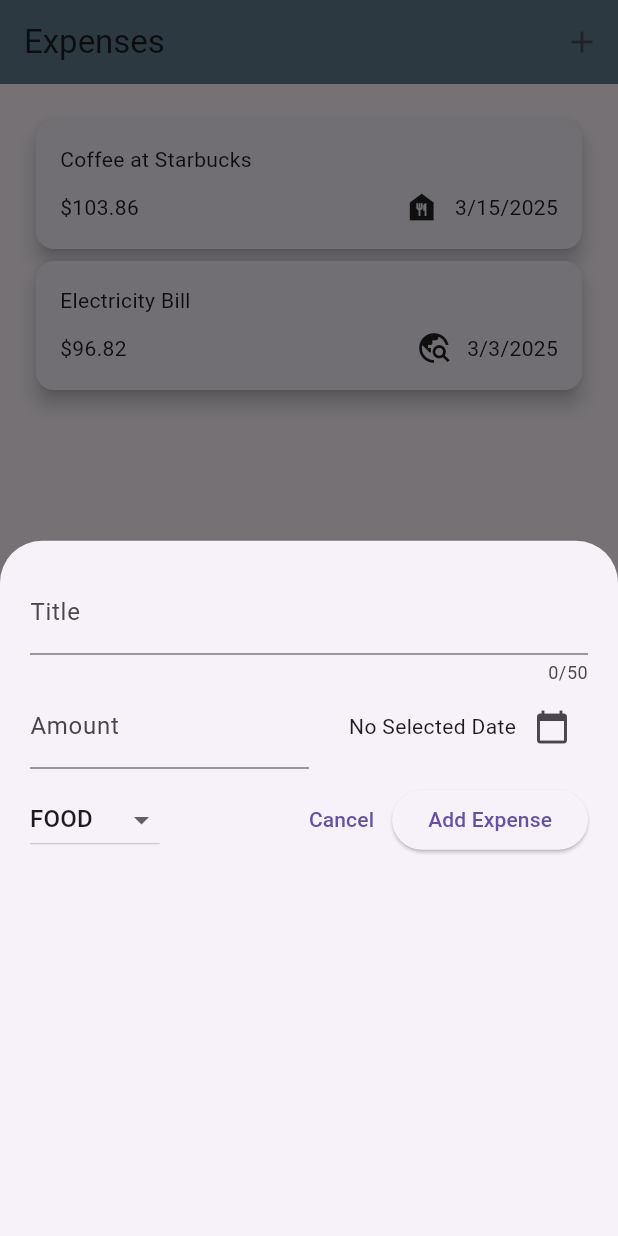
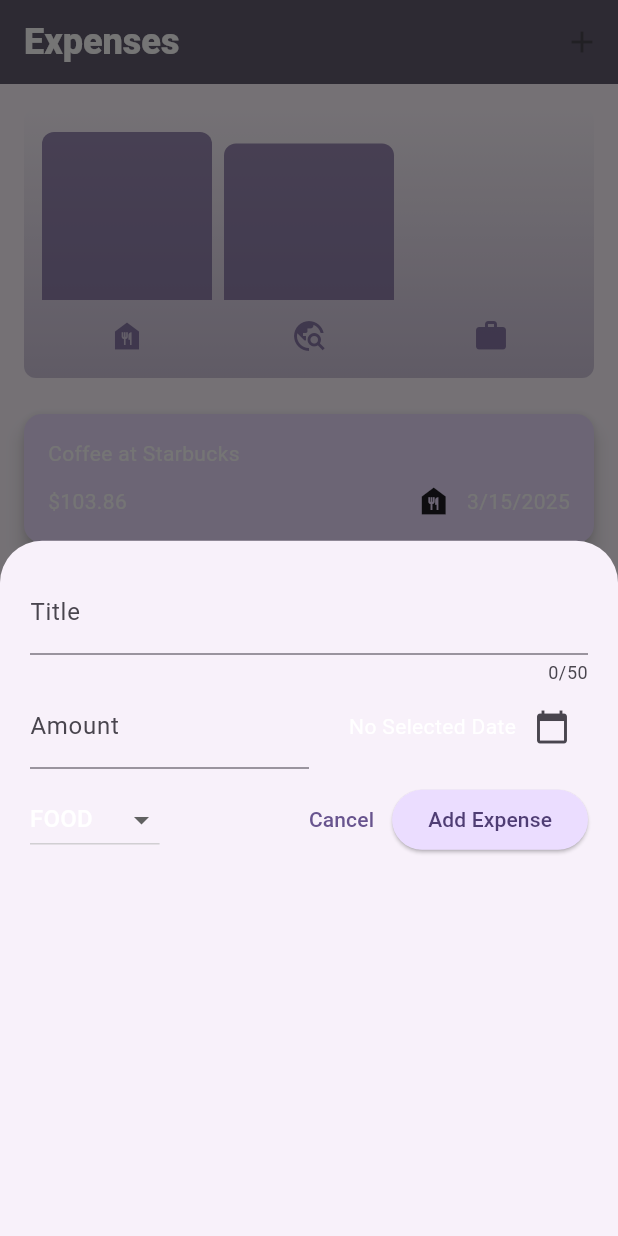
Before and after one commit to bcondefoodics/my_expense_tracker, a Flutter app: the screen it shows after launch, after a tap on the "add" icon, on a phone screen of 412 x 824 dp. Run offline on Flutter 3.47's test engine with Material 3 defaults, Android fonts, the phone set to English and light mode, and no system bars; missing offline and left inert: uuid_v4.

Commit message:
Update seedcolor + darkthemes + other themes

```diff
--- a/lib/expenses.dart
+++ b/lib/expenses.dart
@@ -3,6 +3,7 @@ import 'package:flutter/material.dart';
 import 'package:my_expense_tracker/widgets/expense_list/expense_list.dart';
 import 'package:my_expense_tracker/models/expense.dart';
 import 'package:my_expense_tracker/widgets/new_expense/new_expense.dart';
+import 'package:my_expense_tracker/widgets/chart/chart.dart';
 
 class Expenses extends StatefulWidget {
   const Expenses({super.key});
@@ -55,14 +56,21 @@ class _ExpensesState extends State<Expenses> {
   Widget build(BuildContext context) {
     return Scaffold(
       appBar: AppBar(
-        backgroundColor: Colors.blueGrey,
+        backgroundColor: Theme.of(context).colorScheme.secondary,
         centerTitle: false,
         title: Text("Expenses"),
         actions: [
           IconButton(onPressed: _openAddExpensesOverlay, icon: Icon(Icons.add)),
         ],
       ),
-      body: Center(child: ExpenseList(_expenses, _deleteExpense)),
+      body: Center(
+        child: Column(
+          children: [
+            Chart(expenses: _expenses),
+            Expanded(child: ExpenseList(_expenses, _deleteExpense)),
+          ],
+        ),
+      ),
     );
   }
 }
--- a/lib/main.dart
+++ b/lib/main.dart
@@ -1,6 +1,56 @@
 import 'package:flutter/material.dart';
 import 'package:my_expense_tracker/expenses.dart';
 
+final kColorScheme = ColorScheme.fromSeed(seedColor: Colors.deepPurple);
+final kDarkColorScheme = ColorScheme.fromSeed(seedColor: Colors.greenAccent);
+
 void main() {
-  runApp(MaterialApp(theme: ThemeData(useMaterial3: true), home: Expenses()));
+  runApp(
+    MaterialApp(
+      darkTheme: ThemeData.dark().copyWith(
+        colorScheme: kDarkColorScheme,
+        cardTheme: CardTheme().copyWith(
+          color: kDarkColorScheme.secondaryContainer,
+          margin: EdgeInsets.symmetric(vertical: 8, horizontal: 16),
+        ),
+        elevatedButtonTheme: ElevatedButtonThemeData(
+          style: ElevatedButton.styleFrom(
+            backgroundColor: kDarkColorScheme.secondaryContainer,
+            foregroundColor: kDarkColorScheme.onSecondaryContainer,
+          ),
+        ),
+        appBarTheme: AppBarTheme().copyWith(
+          backgroundColor: kDarkColorScheme.secondary,
+        ),
+      ),
+      theme: ThemeData().copyWith(
+        colorScheme: kColorScheme,
+        cardTheme: CardTheme().copyWith(
+          color: kColorScheme.primaryContainer,
+          margin: EdgeInsets.symmetric(vertical: 8, horizontal: 16),
+        ),
+        appBarTheme: AppBarTheme().copyWith(
+          backgroundColor: kDarkColorScheme.primary,
+          titleTextStyle: TextStyle(
+            color: kColorScheme.onSecondary,
+            fontWeight: FontWeight.w900,
+            fontSize: 24,
+          ),
+        ),
+        elevatedButtonTheme: ElevatedButtonThemeData(
+          style: ElevatedButton.styleFrom(
+            backgroundColor: kColorScheme.primaryContainer,
+            foregroundColor: kColorScheme.onPrimaryContainer,
+          ),
+        ),
+        textTheme: TextTheme().copyWith(
+          titleLarge: TextStyle(
+            color: kColorScheme.onPrimaryContainer,
+            fontWeight: FontWeight.w900,
+          ),
+        ),
+      ),
+      home: Expenses(),
+    ),
+  );
 }
--- a/lib/models/expense.dart
+++ b/lib/models/expense.dart
@@ -23,6 +23,24 @@ class Expense {
 
   String get formattedDate {
     return formatter.format(date);
+  }
+}
+
+class ExpenseBucket {
+  final ExpenseCategory category;
+  final double totalExpenses;
+
+  ExpenseBucket(this.category, this.totalExpenses);
+
+  factory ExpenseBucket.forCategory(
+    List<Expense> expenses,
+    ExpenseCategory category,
+  ) {
+    final totalExpenses = expenses
+        .where((expense) => expense.category == category)
+        .fold(0.0, (prev, element) => prev + element.amount);
+
+    return ExpenseBucket(category, totalExpenses);
   }
 }
 
--- a/lib/models/expense_category.dart
+++ b/lib/models/expense_category.dart
@@ -3,7 +3,7 @@ import 'package:flutter/material.dart';
 enum ExpenseCategory { food, work, leisure }
 
 const categoryIcons = {
-  ExpenseCategory.food: Icon(Icons.food_bank),
-  ExpenseCategory.work: Icon(Icons.work),
-  ExpenseCategory.leisure: Icon(Icons.travel_explore),
+  ExpenseCategory.food: Icons.food_bank,
+  ExpenseCategory.work: Icons.work,
+  ExpenseCategory.leisure: Icons.travel_explore,
 };
--- a/lib/widgets/expense_list/expense_card_item.dart
+++ b/lib/widgets/expense_list/expense_card_item.dart
@@ -24,7 +24,7 @@ class ExpenseCardItem extends StatelessWidget {
               children: [
                 Text('\$${expense.amount.toStringAsFixed(2)}'),
                 Spacer(),
-                categoryIcons[expense.category]!,
+                Icon(categoryIcons[expense.category]!),
                 SizedBox(width: 10),
                 Text(expense.formattedDate),
               ],
--- a/lib/widgets/expense_list/expense_list.dart
+++ b/lib/widgets/expense_list/expense_list.dart
@@ -11,7 +11,6 @@ class ExpenseList extends StatelessWidget {
   @override
   Widget build(BuildContext context) {
     return ListView.builder(
-      padding: EdgeInsets.all(20),
       itemCount: expenses.length,
       itemBuilder:
           (ctx, index) => Dismissible(
```
